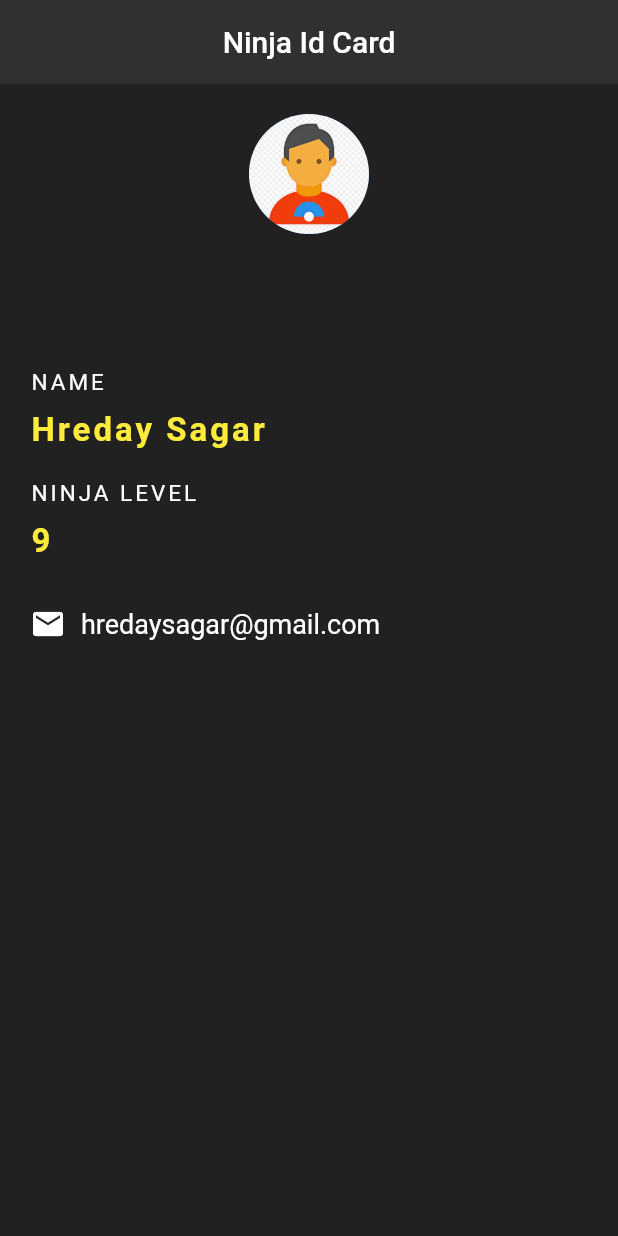
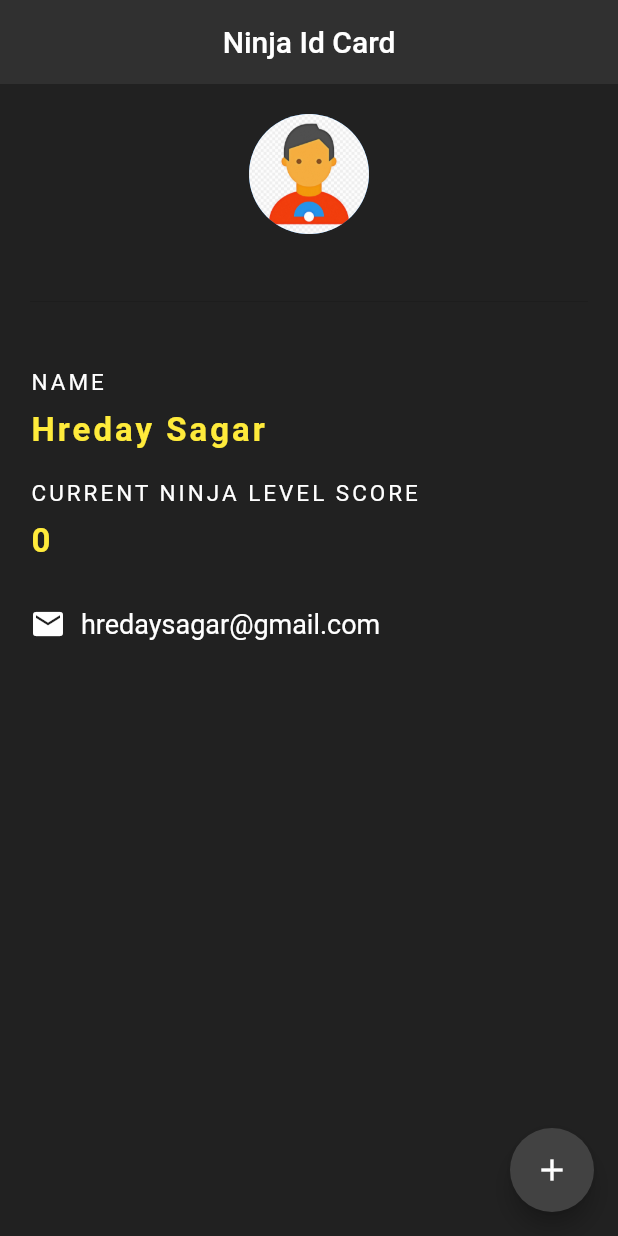
Before and after one commit to HredayTheDev/Simple-Design, a Flutter app: the screen it shows after launch, on a phone screen of 412 x 824 dp. Run offline on Flutter 3.47's test engine with Material 2 defaults, Android fonts, the phone set to English and light mode, and no system bars.

Commit message:
something changed

```diff
--- a/lib/main.dart
+++ b/lib/main.dart
@@ -4,13 +4,20 @@ void main() {
   runApp(MyApp());
 }
 
-class MyApp extends StatelessWidget {
+class MyApp extends StatefulWidget {
   // This widget is the root of your application.
+  @override
+  _MyAppState createState() => _MyAppState();
+}
+
+class _MyAppState extends State<MyApp> {
+  int ninjaLevel = 0;
   @override
   Widget build(BuildContext context) {
     return MaterialApp(
       debugShowCheckedModeBanner: false,
-      home: Scaffold(
+      home: SafeArea(
+        child: Scaffold(
           backgroundColor: Colors.grey[900],
           appBar: AppBar(
             title: Text("Ninja Id Card"),
@@ -18,22 +25,29 @@ class MyApp extends StatelessWidget {
             elevation: 0,
             backgroundColor: Colors.grey[850],
           ),
+          floatingActionButton: FloatingActionButton(
+            onPressed: () {
+              setState(() {
+                ninjaLevel += 1;
+              });
+            },
+            child: Icon(Icons.add),
+            backgroundColor: Colors.grey[800],
+          ),
           body: Padding(
             padding: EdgeInsets.fromLTRB(20, 20, 20, 20),
-
-
             child: Column(
               crossAxisAlignment: CrossAxisAlignment.start,
-
               children: [
                 Center(
-                child: CircleAvatar(backgroundImage: AssetImage('assets/add3.jpg'),
+                  child: CircleAvatar(
+                    backgroundImage: AssetImage('assets/add3.jpg'),
                     radius: 40,
-
-
                   ),
                 ),
-              Divider(height: 90,),
+                Divider(
+                  height: 90,
+                ),
                 Text(
                   "NAME",
                   style: TextStyle(
@@ -54,7 +68,7 @@ class MyApp extends StatelessWidget {
                   height: 20,
                 ),
                 Text(
-                "NINJA LEVEL",
+                  "CURRENT NINJA LEVEL SCORE",
                   style: TextStyle(
                       letterSpacing: 2, color: Colors.white, fontSize: 15),
                 ),
@@ -62,7 +76,7 @@ class MyApp extends StatelessWidget {
                   height: 10,
                 ),
                 Text(
-                "9",
+                  "$ninjaLevel",
                   style: TextStyle(
                       letterSpacing: 2,
                       color: Colors.yellow,
@@ -91,6 +105,7 @@ class MyApp extends StatelessWidget {
             ),
           ),
         ),
+      ),
     );
   }
 }
```
Lines whose indentation alone changed are shown as unchanged.
